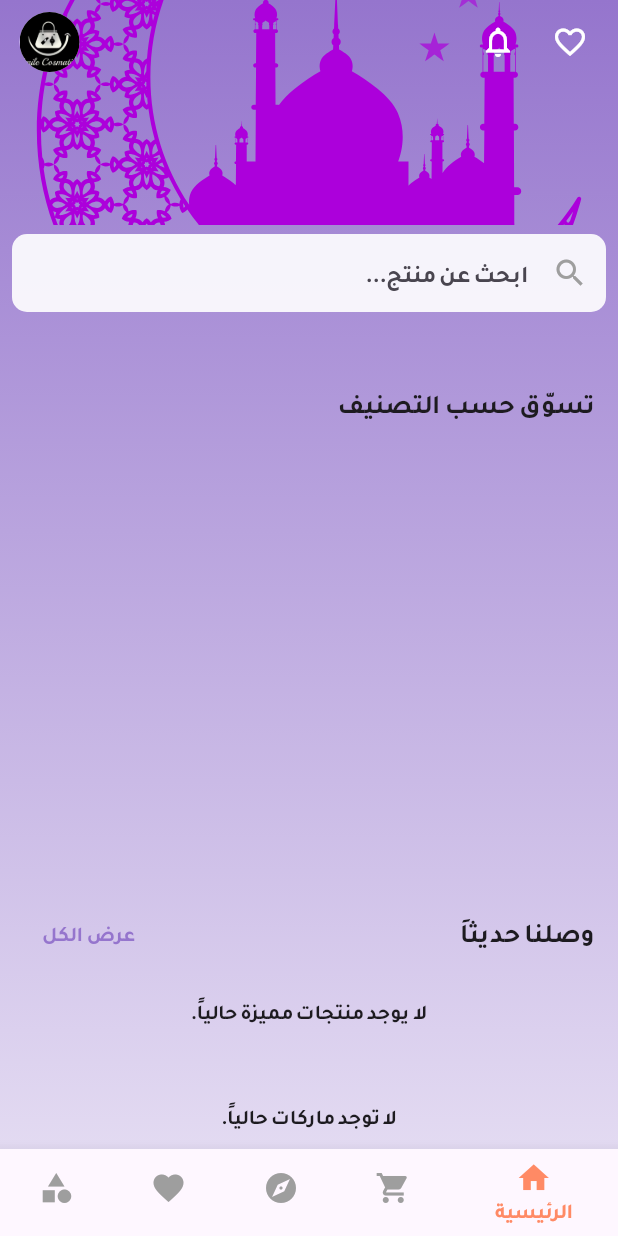
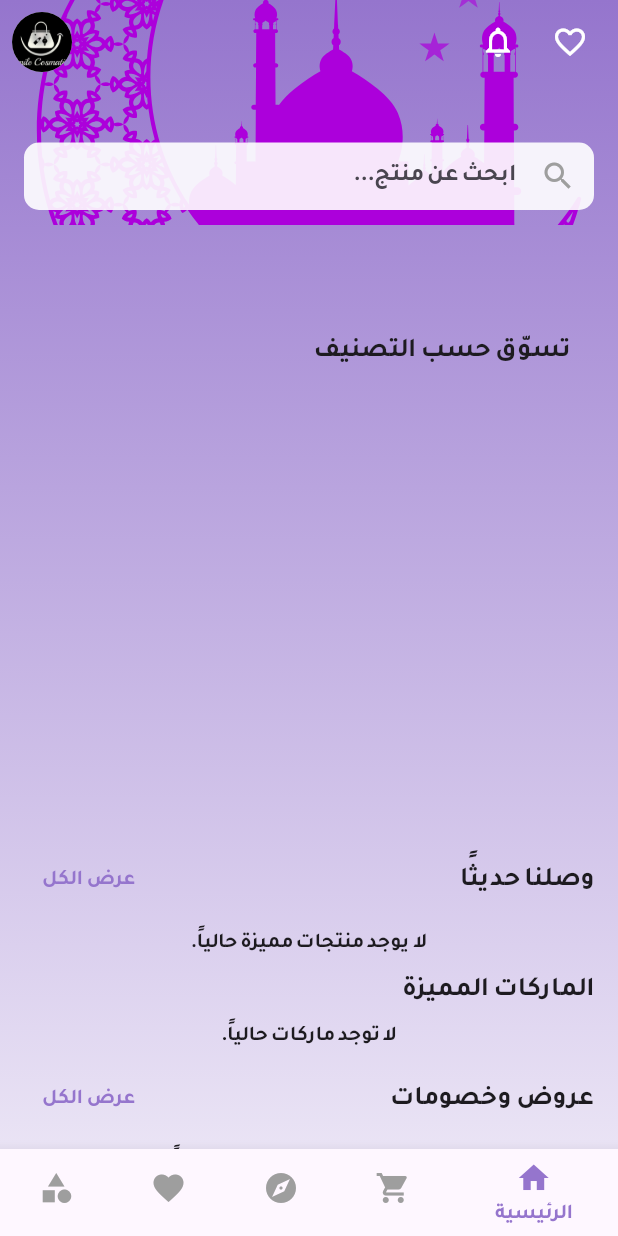
Before and after one commit to DevAysamTome/smile, a Flutter app: the screen it shows after launch, on a phone screen of 412 x 824 dp. Run offline on Flutter 3.47's test engine with Material 3 defaults, Android fonts, the phone set to English and light mode, and no system bars; our stand-ins replace carousel_slider, cloud_firestore, firebase_core, font_awesome_flutter, lottie; accounts and stored records are empty.

Commit message:
first commit

```diff
--- a/lib/main.dart
+++ b/lib/main.dart
@@ -40,7 +40,7 @@ class MyApp extends StatelessWidget {
       ],
       child: MaterialApp(
         debugShowCheckedModeBanner: false,
-        title: 'ALORA',
+        title: 'Smile App',
         theme: AppTheme.lightTheme,
         scrollBehavior: MyCustomScrollBehavior(),
         initialRoute: '/',
--- a/lib/screens/home_screen.dart
+++ b/lib/screens/home_screen.dart
@@ -86,31 +86,31 @@ class _HomeScreenState extends State<HomeScreen> {
   textDirection: TextDirection.rtl,
   child: Scaffold(
     extendBodyBehindAppBar: true,
-        appBar: _buildCustomAppBar(),
+    appBar: _buildCustomAppBar(
+      context,
+      _searchController,
+      (value) => setState(() => isSearch = value.isNotEmpty),
+      () => setState(() {
+        _searchController.clear();
+        isSearch = false;
+      }),
+    ),
     bottomNavigationBar: CustomBottomNavBar(
       currentIndex: _currentIndex,
       onTap: (index) {
         setState(() => _currentIndex = index);
         switch (index) {
-              case 0:
-                Navigator.pushReplacementNamed(context, '/home');
-                break;
-              case 1:
-                Navigator.pushNamed(context, '/cart');
-                break;
-              case 2:
-                Navigator.pushNamed(context, '/explore-screen');
-                break;
-              case 3:
-                Navigator.pushNamed(context, '/favorites');
-                break;
-              case 4:
-                Navigator.pushNamed(context, '/categories');
-                break;
+          case 0: Navigator.pushReplacementNamed(context, '/home'); break;
+          case 1: Navigator.pushNamed(context, '/cart'); break;
+          case 2: Navigator.pushNamed(context, '/explore-screen'); break;
+          case 3: Navigator.pushNamed(context, '/favorites'); break;
+          case 4: Navigator.pushNamed(context, '/categories'); break;
         }
       },
     ),
-        body: SingleChildScrollView(
+    body: LayoutBuilder(
+      builder: (context, constraints) {
+        return SingleChildScrollView(
           child: Container(
             decoration: BoxDecoration(
               gradient: LinearGradient(
@@ -119,187 +119,80 @@ class _HomeScreenState extends State<HomeScreen> {
                 end: Alignment.bottomCenter,
               ),
             ),
-            child: Padding(
-              padding: EdgeInsets.only(top: kToolbarHeight + 100),
+            padding: const EdgeInsets.symmetric(horizontal: 16, vertical: 10),
             child: Column(
+              crossAxisAlignment: CrossAxisAlignment.start,
               children: [
+                const SizedBox(height: 200),
 
+                if (!isSearch) ...[
+                  _buildCategorySection(categoriesProvider),
 
-                  PreferredSize(
-          preferredSize: const Size.fromHeight(40),
-          child: Padding(
-            padding: const EdgeInsets.symmetric(horizontal: 8),
-            child: Row(
-              children: [
-                Expanded(
-                  child: Container(
-                    decoration: BoxDecoration(
-                      color: Colors.white.withOpacity(0.9),
-                      borderRadius: BorderRadius.circular(10),
+                  FutureBuilder<List<String>>(
+                    future: fetchPromoImages(),
+                    builder: (context, snapshot) {
+                      if (snapshot.connectionState == ConnectionState.waiting) {
+                        return const Center(child: CircularProgressIndicator());
+                      }
+                      if (snapshot.hasError) {
+                        return Center(child: Text('خطأ في جلب الصور: ${snapshot.error}'));
+                      }
+                      return PromoSlider(images: snapshot.data ?? []);
+                    },
                   ),
-                    child: TextField(
-                      controller: _searchController,
-                      decoration: InputDecoration(
-                        hintText: 'ابحث عن منتج...',
-                        prefixIcon: const Icon(
-                          Icons.search,
-                          color: Colors.grey,
-                        ),
-                        suffixIcon:
-                            _searchController.text.isNotEmpty
-                                ? IconButton(
-                                  icon: const Icon(
-                                    Icons.clear,
-                                    color: Colors.grey,
-                                  ),
-                                  onPressed: () {
-                                    _searchController.clear();
-                                    isSearch = false;
-                                  },
-                                )
-                                : null,
-                        border: InputBorder.none,
-                        contentPadding: const EdgeInsets.symmetric(
-                          vertical: 14,
-                          horizontal: 8,
-                        ),
-                      ),
-                      onChanged: (value) {
-                        setState(() {
-                          isSearch = true;
-                          _searchQuery = value;
-                        });
-                      },
-                      // onTapOutside متوفر في إصدارات Flutter الحديثة (3.7+)
-                      onTapOutside:
-                          (event) => setState(() {
-                            isSearch = false;
+
+                  _buildSectionHeader('وصلنا حديثًا', onTap: () {
+                    Navigator.pushNamed(context, '/explore-screen');
                   }),
-                    ),
-                  ),
-                ),
+
+                  _buildFeaturedSection(productsProvider),
+
+                  _buildSectionHeader('الماركات المميزة'),
+                  _buildBrandSection(brandsProvider),
+
+                  _buildSectionHeader('عروض وخصومات', onTap: () {
+                    Navigator.pushNamed(context, '/explore-screen');
+                  }),
+
+                  _buildDiscountSection(productsProvider),
+
+                  _buildCategorySectionList(productsProvider),
+
+                  const SizedBox(height: 30),
+                  FooterWidget(),
+                  const SizedBox(height: 30),
+                ] else ...[
+                  _buildGridView(filteredProducts),
+                ],
               ],
             ),
           ),
-        ),
-                  SizedBox(height: 10),
-                  !isSearch
-                      ? Column(
-                        children: [
-                          SizedBox(height: 30),
-                          _buildCategorySection(categoriesProvider),
-                          FutureBuilder<List<String>>(
-                            future: fetchPromoImages(),
-                            builder: (context, snapshot) {
-                              if (snapshot.connectionState ==
-                                  ConnectionState.waiting) {
-                                return Center(
-                                  child: CircularProgressIndicator(),
-                                );
-                              }
-                              if (snapshot.hasError) {
-                                return Center(
-                                  child: Text(
-                                    'خطأ في جلب الصور: ${snapshot.error}',
-                                  ),
-                                );
-                              }
-                              final promoImages = snapshot.data ?? [];
-                              return PromoSlider(images: promoImages);
-                            },
-                          ),
-
-                          Padding(
-                            padding: const EdgeInsets.symmetric(
-                              horizontal: 16,
-                              vertical: 8,
-                            ),
-                            child: Row(
-                              children: [
-                                const Text(
-                                  'وصلنا حديثاَ',
-                                  style: TextStyle(
-                                    fontSize: 18,
-                                    fontWeight: FontWeight.bold,
-                                  ),
-                                ),
-                                const Spacer(),
-                                TextButton(
-                                  onPressed: () {
-                                    // الانتقال إلى شاشة أخرى لعرض الكل
-                                    Navigator.pushNamed(
-                                      context,
-                                      '/explore-screen',
         );
       },
-                                  child: Text(
-                                    'عرض الكل',
-                                    style: TextStyle(color: Colors.deepPurple.shade300),
-                                  ),
-                                ),
-                              ],
-                            ),
-                          ),
-                          SizedBox(height: 10),
-                          _buildFeaturedSection(productsProvider),
-                          SizedBox(height: 50),
-                          _buildBrandSection(brandsProvider),
-                          Padding(
-                            padding: const EdgeInsets.symmetric(
-                              horizontal: 16,
-                              vertical: 8,
-                            ),
-                            child: Row(
-                              children: [
-                                const Text(
-                                  'عروض وخصومات',
-                                  style: TextStyle(
-                                    fontSize: 18,
-                                    fontWeight: FontWeight.bold,
-                                  ),
-                                ),
-                                const Spacer(),
-                                TextButton(
-                                  onPressed: () {
-                                    // الانتقال إلى شاشة أخرى لعرض الكل
-                                    Navigator.pushNamed(
-                                      context,
-                                      '/explore-screen',
-                                    );
-                                  },
-                                  child: Text(
-                                    'عرض الكل',
-                                    style: TextStyle(color: Colors.deepPurple.shade300),
-                                  ),
-                                ),
-                              ],
-                            ),
-                          ),
-
-                          SizedBox(height: 10),
-                          _buildDiscountSection(productsProvider),
-                          SizedBox(height: 30),
-                                                             _buildCategorySectionList(productsProvider),
-
-                          SizedBox(height: 30),
-
-                          FooterWidget(),
-                          SizedBox(height: 30),
-                        ],
-                      )
-                      : Padding(
-                        padding: const EdgeInsets.all(8.0),
-                        child: _buildGridView(filteredProducts),
-                      ),
-                ],
-              ),
-            ),
-          ),
     ),
   ),
 );
   }
 
+Widget _buildSectionHeader(String title, {VoidCallback? onTap}) {
+  return Padding(
+    padding: const EdgeInsets.symmetric(vertical: 8),
+    child: Row(
+      children: [
+        Text(
+          title,
+          style: const TextStyle(fontSize: 18, fontWeight: FontWeight.bold),
+        ),
+        const Spacer(),
+        if (onTap != null)
+          TextButton(
+            onPressed: onTap,
+            child: Text('عرض الكل', style: TextStyle(color: Colors.deepPurple.shade300)),
+          ),
+      ],
+    ),
+  );
+}
 
   Widget _buildGridView(List products) {
     return GridView.builder(
@@ -392,26 +285,29 @@ class _HomeScreenState extends State<HomeScreen> {
     );
   }
 
-  PreferredSizeWidget _buildCustomAppBar() {
+PreferredSizeWidget _buildCustomAppBar(BuildContext context, TextEditingController searchController, Function(String) onSearchChanged, VoidCallback onSearchClear) {
   return PreferredSize(
-      preferredSize: const Size.fromHeight(150), // ارتفاع كلي للـ AppBar
-      child: AppBar(
-        foregroundColor: Colors.white,
-        backgroundColor: Colors.transparent,
-        elevation: 0,
-        titleSpacing: 0,
-
-        // نضيف flexibleSpace كي يظهر خلف العنوان والعناصر
-        flexibleSpace: ClipRRect(
+    preferredSize: const Size.fromHeight(150),
+    child: Stack(
+      children: [
+        // خلفية Lottie
+        Positioned.fill(
+          child: ClipRRect(
             borderRadius: const BorderRadius.only(
               bottomLeft: Radius.circular(0),
               bottomRight: Radius.circular(0),
             ),
-          child: Container(child: Lottie.asset('assets/animation.json', fit: BoxFit.cover)),
+            child: Lottie.asset('assets/animation.json', fit: BoxFit.cover),
+          ),
         ),
 
+        // محتوى الـ AppBar فوق Lottie
+        AppBar(
+          backgroundColor: Colors.transparent,
+          elevation: 0,
+          titleSpacing: 0,
           title: Padding(
-          padding: const EdgeInsets.symmetric(horizontal: 8),
+            padding: const EdgeInsets.all(8.0),
             child: Row(
               children: [
                 IconButton(
@@ -420,22 +316,56 @@ class _HomeScreenState extends State<HomeScreen> {
                 ),
                 IconButton(
                   icon: const Icon(Icons.notifications_none, color: Colors.white),
-                onPressed: () {
-                  // شاشة التنبيهات
-                },
+                  onPressed: () {},
                 ),
                 const Spacer(),
                 const CircleAvatar(
                   backgroundImage: AssetImage('assets/smile_logo.jpeg'),
                 ),
-              const SizedBox(width: 5),
               ],
             ),
           ),
           centerTitle: false,
         ),
+
+        // صندوق البحث في الأسفل
+        Positioned(
+          bottom: 10,
+          left: 16,
+          right: 16,
+          child: Container(
+            height: 45,
+            decoration: BoxDecoration(
+              color: Colors.white.withOpacity(0.9),
+              borderRadius: BorderRadius.circular(10),
+            ),
+            child: TextField(
+              controller: searchController,
+              decoration: InputDecoration(
+                hintText: 'ابحث عن منتج...',
+                prefixIcon: const Icon(Icons.search, color: Colors.grey),
+                suffixIcon: searchController.text.isNotEmpty
+                    ? IconButton(
+                        icon: const Icon(Icons.clear, color: Colors.grey),
+                        onPressed: onSearchClear,
+                      )
+                    : null,
+                border: InputBorder.none,
+                contentPadding: const EdgeInsets.symmetric(
+                  vertical: 14,
+                  horizontal: 8,
+                ),
+              ),
+              onChanged: onSearchChanged,
+            ),
+          ),
+        ),
+      ],
+    ),
   );
 }
+
+
 
   Widget _buildCategorySection(CategoriesProvider categoriesProvider) {
     final categories = categoriesProvider.categories;
@@ -512,7 +442,7 @@ class _HomeScreenState extends State<HomeScreen> {
 
   // عرض المنتجات بدون فرز للتأكد من ظهورها
   return Container(
-    height: 420,
+    height: 400,
     padding: const EdgeInsets.symmetric(horizontal: 8),
     child: ListView.builder(
       scrollDirection: Axis.horizontal,
@@ -521,7 +451,7 @@ class _HomeScreenState extends State<HomeScreen> {
         final product = products[index];
         print("Displaying product: ${product.name}");
         return Container(
-          width: 420,
+          width: 300,
           margin: const EdgeInsets.only(right: 8),
           child: ProductCardWithButtons(product: product),
         );
--- a/lib/screens/splash_screen.dart
+++ b/lib/screens/splash_screen.dart
@@ -30,7 +30,7 @@ class _SplashScreenState extends State<SplashScreen> {
           children: [
             // شعار التطبيق
             Image.asset(
-              'assets/alora_logo.png', // ضع مسار الشعار هنا
+              'assets/smile_logo.jpeg', // ضع مسار الشعار هنا
               width: 120,                   // يمكنك تعديل الحجم
               height: 120,
             ),
--- a/lib/widgets/custom_button.dart
+++ b/lib/widgets/custom_button.dart
@@ -14,7 +14,7 @@ class CustomBottomNavBar extends StatelessWidget {
     return BottomNavigationBar(
       currentIndex: currentIndex,
       onTap: onTap,
-      selectedItemColor: Colors.deepOrange.shade300,
+      selectedItemColor: Colors.deepPurple.shade300,
       unselectedItemColor: Colors.grey,
       showUnselectedLabels: false,
       type: BottomNavigationBarType.shifting,
--- a/pubspec.yaml
+++ b/pubspec.yaml
@@ -16,7 +16,7 @@ publish_to: 'none' # Remove this line if you wish to publish to pub.dev
 # https://developer.apple.com/library/archive/documentation/General/Reference/InfoPlistKeyReference/Articles/CoreFoundationKeys.html
 # In Windows, build-name is used as the major, minor, and patch parts
 # of the product and file versions while build-number is used as the build suffix.
-version: 5.0.0+1
+version: 6.0.0+1
 
 environment:
   sdk: ^3.7.0
```
Also changed, not shown: lib/screens/brand_product_screen.dart (+26 -26 lines), firebase.json, lib/firebase_options.dart, 2 other files. Lines whose indentation alone changed are shown as unchanged.
